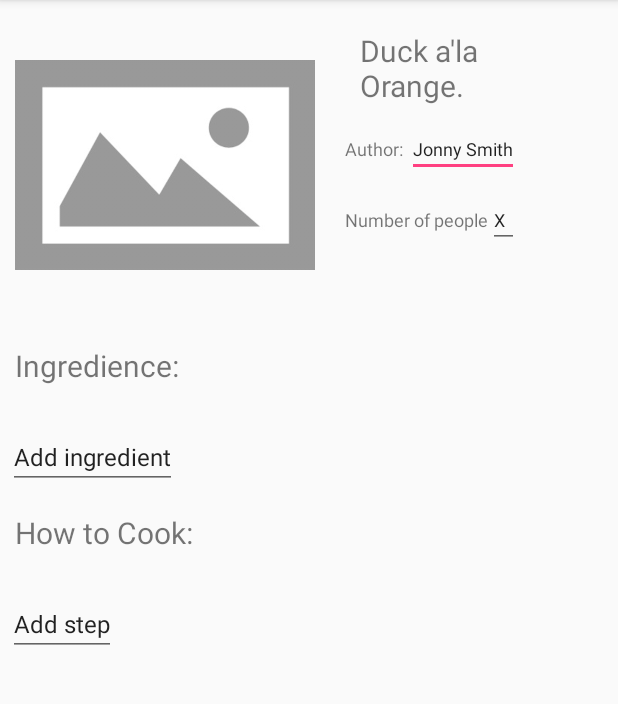
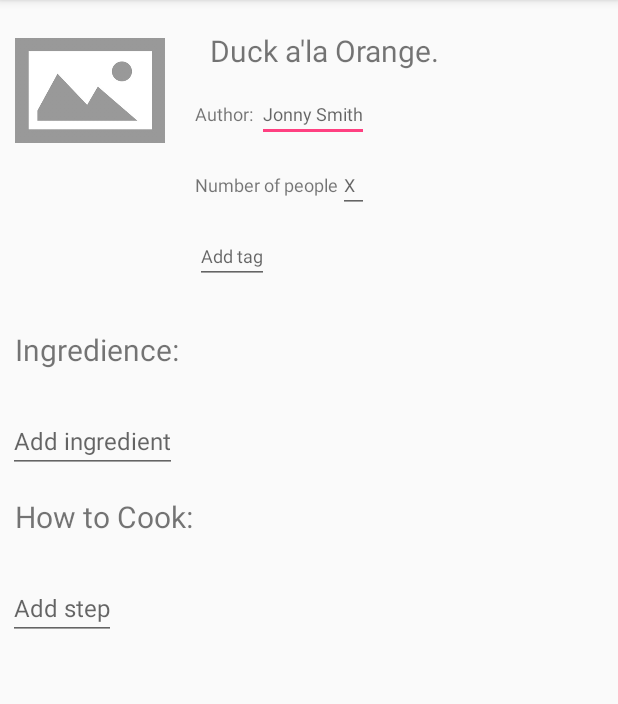
Before and after one commit to krzychuwr1/MniamMniamMirror, an Android app: the AddRecipeActivity screen opened directly, with no data from a screen before it, on a phone screen of 412 x 824 dp, the part 84-788 px from its top. Run offline under Robolectric (Android 15) with nearby library versions, the phone set to English and light mode, and no system bars.

Commit message:
Replace text in textview by hints, add add tag textview

```diff
--- a/app_android/app/src/main/java/io/iiet/agh/edu/pl/mniammniam/AddRecipeActivity.java
+++ b/app_android/app/src/main/java/io/iiet/agh/edu/pl/mniammniam/AddRecipeActivity.java
@@ -12,7 +12,6 @@ public class AddRecipeActivity extends AppCompatActivity {
     protected void onCreate(Bundle savedInstanceState) {
         super.onCreate(savedInstanceState);
         setContentView(R.layout.activity_add_recipe);
-        mTitle= (TextView) findViewById(R.id.tv_recipe_title);
     }
     @Override
     public boolean onCreateOptionsMenu(Menu menu) {
--- a/app_android/app/src/main/res/layout/activity_add_recipe.xml
+++ b/app_android/app/src/main/res/layout/activity_add_recipe.xml
@@ -20,8 +20,8 @@
 
             <ImageView
                 android:id="@+id/recipe_image"
-                android:layout_width="200sp"
-                android:layout_height="200sp"
+                android:layout_width="100sp"
+                android:layout_height="100sp"
                 android:layout_margin="10sp"
                 android:scaleType="fitCenter"
                 android:src="@drawable/placeholder"
@@ -30,7 +30,7 @@
 
             <RelativeLayout
                 android:layout_width="wrap_content"
-                android:layout_height="200dp"
+                android:layout_height="wrap_content"
                 android:layout_margin="10sp"
                 android:layout_toRightOf="@+id/recipe_image">
 
@@ -62,7 +62,7 @@
                         android:layout_width="wrap_content"
                         android:layout_height="wrap_content"
                         android:layout_marginBottom="10sp"
-                        android:text="Jonny Smith"
+                        android:hint="Jonny Smith"
                         android:textSize="12sp" />
                 </LinearLayout>
 
@@ -84,17 +84,27 @@
                         android:layout_width="wrap_content"
                         android:layout_height="wrap_content"
                         android:layout_marginBottom="10sp"
-                        android:text="X"
+                        android:hint="X"
                         android:textSize="12sp" />
                 </LinearLayout>
 
                 <android.support.v7.widget.RecyclerView
+                    android:id="@+id/tag_list"
                     android:layout_width="wrap_content"
                     android:layout_height="wrap_content"
                     android:layout_below="@+id/layout_number_of_people"
                     android:orientation="horizontal">
 
                 </android.support.v7.widget.RecyclerView>
+
+                <EditText
+                    android:id="@+id/add_tag"
+                    android:layout_below="@id/tag_list"
+                    android:layout_width="wrap_content"
+                    android:layout_height="wrap_content"
+                    android:layout_marginBottom="10sp"
+                    android:hint="Add tag"
+                    android:textSize="12sp" />
 
 
             </RelativeLayout>
@@ -122,7 +132,7 @@
             android:layout_width="wrap_content"
             android:layout_height="wrap_content"
             android:layout_margin="5sp"
-            android:text="Add ingredient"
+            android:hint="Add ingredient"
             android:textSize="16sp" />
 
         <TextView
@@ -144,7 +154,7 @@
             android:layout_width="wrap_content"
             android:layout_height="wrap_content"
             android:layout_margin="5sp"
-            android:text="Add step"
+            android:hint="Add step"
             android:textSize="16sp" />
 
     </LinearLayout>
```
